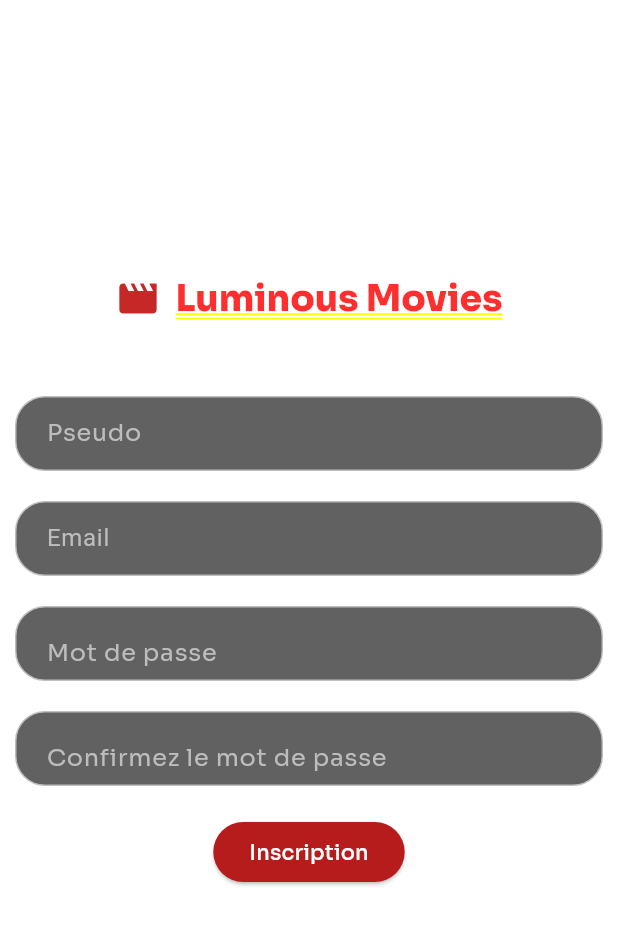
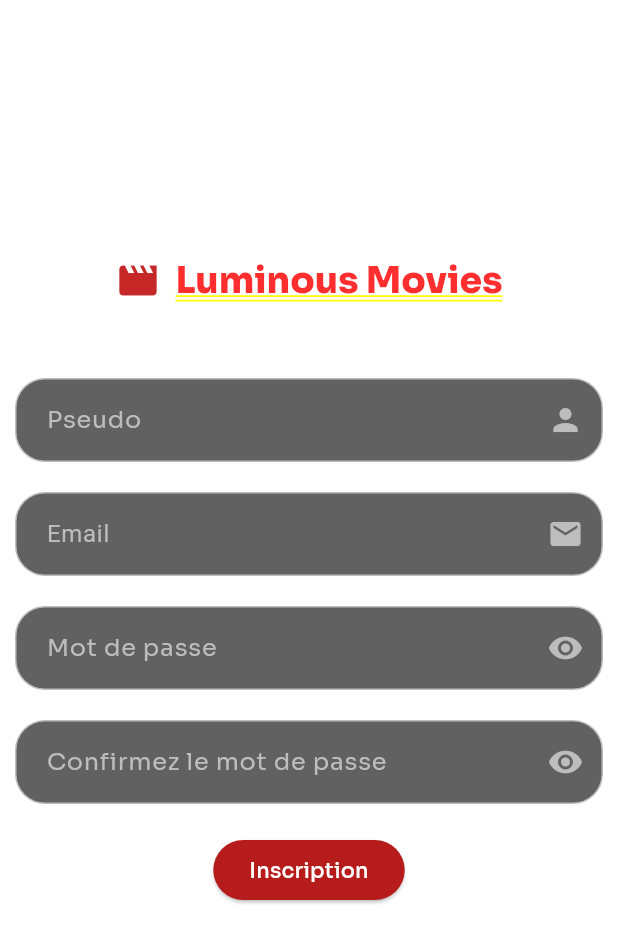
Before and after one commit to Pagiestm/Luminous-Movies, a Flutter app: the MaListe screen opened directly, after a tap on "Connexion", after a tap on "S'inscrire", on a phone screen of 412 x 824 dp. Shown: the top 943 px of the screen. Run offline on Flutter 3.47's test engine with Material 3 defaults, Android fonts, the phone set to English and light mode, and no system bars; our stand-ins replace cached_network_image, carousel_slider, elegant_notification, flutter_svg, google_fonts; missing offline and left inert: choice, session_manager; network calls fail.

Commit message:
style(Connexion, Inscription): add icons + alignment

```diff
--- a/app_mobile/lib/pages/Connexion.dart
+++ b/app_mobile/lib/pages/Connexion.dart
@@ -58,12 +58,22 @@ class ConnexionState extends State<Connexion> {
                         cursorColor: Colors.white,
                         style: TextStyle(color: Colors.white),
                         decoration: InputDecoration(
-                            hintText: "Email",
-                            hintStyle: TextStyle(
-                                color: Colors.grey.shade400,
-                                fontFamily: 'Sora'),
-                            border: InputBorder.none,
-                            contentPadding: EdgeInsets.only(left: 20)),
+                          hintText: "Email",
+                          hintStyle: TextStyle(
+                            color: Colors.grey.shade400,
+                            fontFamily: 'Sora',
+                          ),
+                          border: InputBorder.none,
+                          contentPadding: EdgeInsets.only(
+                              left: 20,
+                              top: 15,
+                              bottom:
+                                  15),
+                          suffixIcon: Icon(
+                            Icons.email,
+                            color: Colors.grey.shade400,
+                          ),
+                        ),
                         validator: (value) {
                           if (value == null || value.isEmpty) {
                             return 'Please enter some text';
@@ -93,10 +103,8 @@ class ConnexionState extends State<Connexion> {
                             fontFamily: "Sora",
                           ),
                           border: InputBorder.none,
-                          contentPadding: EdgeInsets.only(
-                              left: 20,
-                              top: 15,
-                              bottom: 15),
+                          contentPadding:
+                              EdgeInsets.only(left: 20, top: 15, bottom: 15),
                           suffixIcon: IconButton(
                             onPressed: () {
                               setState(() {
--- a/app_mobile/lib/pages/Inscription.dart
+++ b/app_mobile/lib/pages/Inscription.dart
@@ -67,9 +67,17 @@ class InscriptionState extends State<Inscription> {
                   decoration: InputDecoration(
                     hintText: "Pseudo",
                     hintStyle: TextStyle(
-                          color: Colors.grey.shade400, fontFamily: "Sora"),
+                      color: Colors.grey.shade400,
+                      fontFamily: "Sora",
+                    ),
                     border: InputBorder.none,
-                      contentPadding: EdgeInsets.only(left: 20)),
+                    contentPadding:
+                        EdgeInsets.only(left: 20, top: 15, bottom: 15),
+                    suffixIcon: Icon(
+                      Icons.person,
+                      color: Colors.grey.shade400,
+                    ),
+                  ),
                   validator: (value) {
                     if (value == null || value.isEmpty) {
                       return 'Please enter some text';
@@ -94,9 +102,20 @@ class InscriptionState extends State<Inscription> {
                   style: TextStyle(color: Colors.white),
                   decoration: InputDecoration(
                     hintText: "Email",
-                      hintStyle: TextStyle(color: Colors.grey.shade400),
+                    hintStyle: TextStyle(
+                      color: Colors.grey.shade400,
+                    ),
                     border: InputBorder.none,
-                      contentPadding: EdgeInsets.only(left: 20)),
+                    contentPadding: EdgeInsets.only(
+                        left: 20,
+                        top: 15,
+                        bottom:
+                            15),
+                    suffixIcon: Icon(
+                      Icons.email,
+                      color: Colors.grey.shade400,
+                    ),
+                  ),
                   validator: (value) {
                     if (value == null || value.isEmpty) {
                       return 'Entrer une adresse mail';
@@ -126,23 +145,24 @@ class InscriptionState extends State<Inscription> {
                   decoration: InputDecoration(
                     hintText: "Mot de passe",
                     hintStyle: TextStyle(
-                          color: Colors.grey.shade400, fontFamily: "Sora"),
+                      color: Colors.grey.shade400,
+                      fontFamily: "Sora",
+                    ),
                     border: InputBorder.none,
-                      contentPadding: EdgeInsets.only(left: 20),
-                      suffix: IconButton(
+                    contentPadding:
+                        EdgeInsets.only(left: 20, top: 15, bottom: 15),
+                    suffixIcon: IconButton(
                       onPressed: () {
                         setState(() {
-                              if (passenable) {
-                                passenable = false;
-                              } else {
-                                passenable = true;
-                              }
+                          passenable = !passenable;
                         });
                       },
-                          icon: Icon(passenable == true
-                              ? Icons.visibility
-                              : Icons.visibility_off),
-                          color: Colors.grey.shade400)),
+                      icon: Icon(
+                        passenable ? Icons.visibility : Icons.visibility_off,
+                      ),
+                      color: Colors.grey.shade400,
+                    ),
+                  ),
                   validator: (value) {
                     if (value == null || value.isEmpty) {
                       return 'Please enter some text';
@@ -168,30 +188,33 @@ class InscriptionState extends State<Inscription> {
                   decoration: InputDecoration(
                     hintText: "Confirmez le mot de passe",
                     hintStyle: TextStyle(
-                          color: Colors.grey.shade400, fontFamily: "Sora"),
+                      color: Colors.grey.shade400,
+                      fontFamily: "Sora",
+                    ),
                     border: InputBorder.none,
-                      contentPadding: EdgeInsets.only(left: 20),
-                      suffix: IconButton(
+                    contentPadding:
+                        EdgeInsets.only(left: 20, top: 15, bottom: 15),
+                    suffixIcon: IconButton(
                       onPressed: () {
                         setState(() {
-                              if (passenableRepeated) {
-                                passenableRepeated = false;
-                              } else {
-                                passenableRepeated = true;
-                              }
+                          passenableRepeated = !passenableRepeated;
                         });
                       },
-                          icon: Icon(passenableRepeated == true
+                      icon: Icon(
+                        passenableRepeated
                             ? Icons.visibility
-                              : Icons.visibility_off),
-                          color: Colors.grey.shade400)),
+                            : Icons.visibility_off,
+                      ),
+                      color: Colors.grey.shade400,
+                    ),
+                  ),
                   validator: (value) {
                     if (value == null || value.isEmpty) {
                       return 'Please enter some text';
                     }
                     if (repeatedPasswordController.text !=
                         passwordController.text) {
-                      return 'Les mots de passe ne sont pas identique';
+                      return 'Les mots de passe ne sont pas identiques';
                     }
                     return null;
                   },
```
Lines whose indentation alone changed are shown as unchanged.
